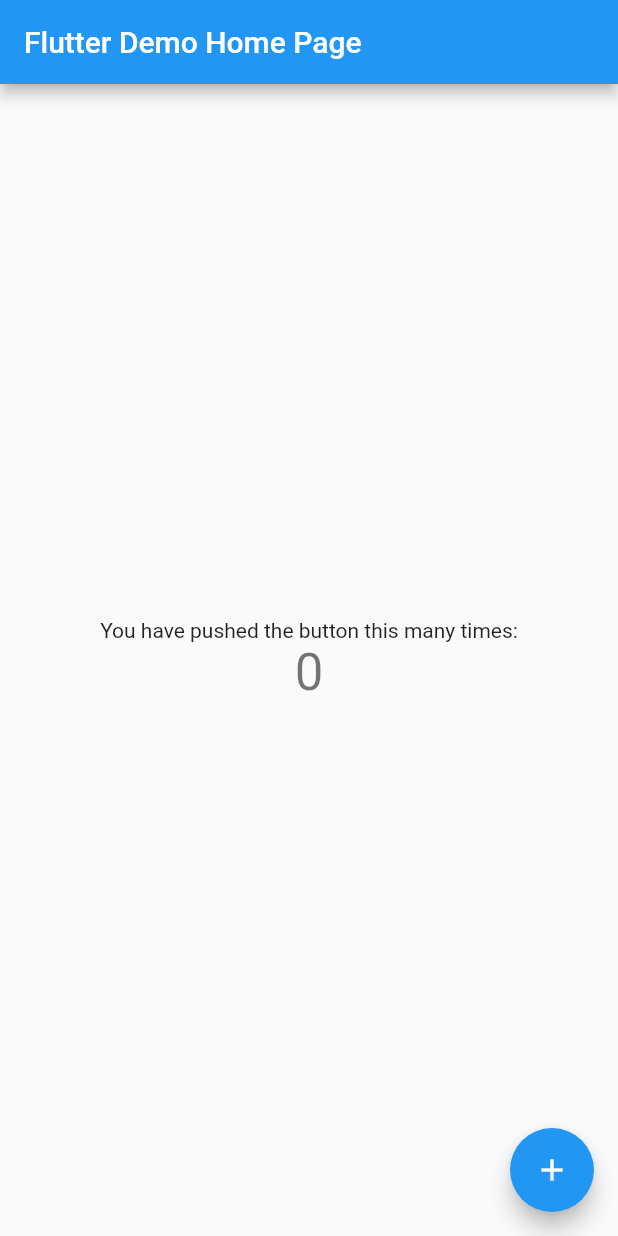
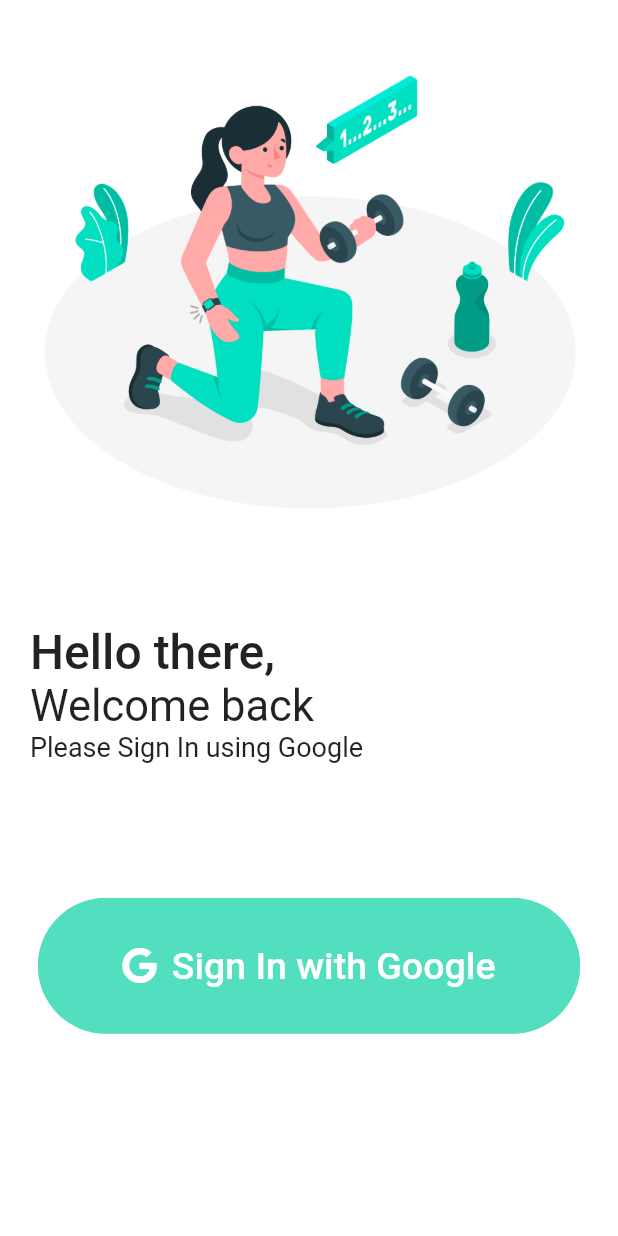
Before and after one commit to harshilgupta-dev/DR.Fit, a Flutter app: the screen it shows after launch, on a phone screen of 412 x 824 dp. Run offline on Flutter 3.47's test engine with Material 2 defaults, Android fonts, the phone set to English and light mode, and no system bars; our stand-ins replace firebase_auth, firebase_core, font_awesome_flutter, google_sign_in; accounts and stored records are empty.

Commit message:
implemented login screen using googleSignIn

```diff
--- a/lib/main.dart
+++ b/lib/main.dart
@@ -1,115 +1,33 @@
+import 'package:firebase_auth/firebase_auth.dart';
 import 'package:flutter/material.dart';
+import 'package:firebase_core/firebase_core.dart';
 
-void main() {
+import './screens/landin_screen.dart';
+import './utils/constants.dart';
+import 'package:dr_fit/screens/login_screen.dart';
+
+void main() async {
+  WidgetsFlutterBinding.ensureInitialized();
+  await Firebase.initializeApp();
   runApp(const MyApp());
 }
 
 class MyApp extends StatelessWidget {
   const MyApp({Key? key}) : super(key: key);
 
-  // This widget is the root of your application.
   @override
   Widget build(BuildContext context) {
     return MaterialApp(
-      title: 'Flutter Demo',
+      title: 'Fitness App',
+      debugShowCheckedModeBanner: false,
       theme: ThemeData(
-        // This is the theme of your application.
-        //
-        // Try running your application with "flutter run". You'll see the
-        // application has a blue toolbar. Then, without quitting the app, try
-        // changing the primarySwatch below to Colors.green and then invoke
-        // "hot reload" (press "r" in the console where you ran "flutter run",
-        // or simply save your changes to "hot reload" in a Flutter IDE).
-        // Notice that the counter didn't reset back to zero; the application
-        // is not restarted.
-        primarySwatch: Colors.blue,
+        primaryColorLight: Constants.primaryLight,
       ),
-      home: const MyHomePage(title: 'Flutter Demo Home Page'),
+      home: FirebaseAuth.instance.currentUser != null
+          ? LandingScreen(
+              user: FirebaseAuth.instance.currentUser,
+            )
+          : const LoginScreen(),
     );
   }
 }
-
-class MyHomePage extends StatefulWidget {
-  const MyHomePage({Key? key, required this.title}) : super(key: key);
-
-  // This widget is the home page of your application. It is stateful, meaning
-  // that it has a State object (defined below) that contains fields that affect
-  // how it looks.
-
-  // This class is the configuration for the state. It holds the values (in this
-  // case the title) provided by the parent (in this case the App widget) and
-  // used by the build method of the State. Fields in a Widget subclass are
-  // always marked "final".
-
-  final String title;
-
-  @override
-  State<MyHomePage> createState() => _MyHomePageState();
-}
-
-class _MyHomePageState extends State<MyHomePage> {
-  int _counter = 0;
-
-  void _incrementCounter() {
-    setState(() {
-      // This call to setState tells the Flutter framework that something has
-      // changed in this State, which causes it to rerun the build method below
-      // so that the display can reflect the updated values. If we changed
-      // _counter without calling setState(), then the build method would not be
-      // called again, and so nothing would appear to happen.
-      _counter++;
-    });
-  }
-
-  @override
-  Widget build(BuildContext context) {
-    // This method is rerun every time setState is called, for instance as done
-    // by the _incrementCounter method above.
-    //
-    // The Flutter framework has been optimized to make rerunning build methods
-    // fast, so that you can just rebuild anything that needs updating rather
-    // than having to individually change instances of widgets.
-    return Scaffold(
-      appBar: AppBar(
-        // Here we take the value from the MyHomePage object that was created by
-        // the App.build method, and use it to set our appbar title.
-        title: Text(widget.title),
-      ),
-      body: Center(
-        // Center is a layout widget. It takes a single child and positions it
-        // in the middle of the parent.
-        child: Column(
-          // Column is also a layout widget. It takes a list of children and
-          // arranges them vertically. By default, it sizes itself to fit its
-          // children horizontally, and tries to be as tall as its parent.
-          //
-          // Invoke "debug painting" (press "p" in the console, choose the
-          // "Toggle Debug Paint" action from the Flutter Inspector in Android
-          // Studio, or the "Toggle Debug Paint" command in Visual Studio Code)
-          // to see the wireframe for each widget.
-          //
-          // Column has various properties to control how it sizes itself and
-          // how it positions its children. Here we use mainAxisAlignment to
-          // center the children vertically; the main axis here is the vertical
-          // axis because Columns are vertical (the cross axis would be
-          // horizontal).
-          mainAxisAlignment: MainAxisAlignment.center,
-          children: <Widget>[
-            const Text(
-              'You have pushed the button this many times:',
-            ),
-            Text(
-              '$_counter',
-              style: Theme.of(context).textTheme.headline4,
-            ),
-          ],
-        ),
-      ),
-      floatingActionButton: FloatingActionButton(
-        onPressed: _incrementCounter,
-        tooltip: 'Increment',
-        child: const Icon(Icons.add),
-      ), // This trailing comma makes auto-formatting nicer for build methods.
-    );
-  }
-}
--- /dev/null
+++ b/lib/screens/login_screen.dart
@@ -0,0 +1,125 @@
+import 'package:firebase_auth/firebase_auth.dart';
+import 'package:flutter/material.dart';
+import 'package:font_awesome_flutter/font_awesome_flutter.dart';
+
+import 'package:dr_fit/screens/landin_screen.dart';
+import 'package:dr_fit/utils/authentication_service.dart';
+
+class LoginScreen extends StatefulWidget {
+  const LoginScreen({Key? key}) : super(key: key);
+
+  @override
+  State<LoginScreen> createState() => _LoginScreenState();
+}
+
+class _LoginScreenState extends State<LoginScreen> {
+  bool _loading = false;
+  @override
+  Widget build(BuildContext context) {
+    return SafeArea(
+      child: Scaffold(
+        backgroundColor: Colors.white,
+        body: Column(
+          crossAxisAlignment: CrossAxisAlignment.start,
+          children: [
+            // const Spacer(),
+            Center(
+              child: Image.asset(
+                'assets/images/1.jpg',
+                fit: BoxFit.cover,
+                width: MediaQuery.of(context).size.width * 0.9,
+                height: MediaQuery.of(context).size.height * 0.45,
+              ),
+            ),
+            const Spacer(),
+            Container(
+              margin: const EdgeInsets.only(left: 20),
+              child: Column(
+                crossAxisAlignment: CrossAxisAlignment.start,
+                children: const [
+                  Text(
+                    'Hello there,',
+                    textAlign: TextAlign.left,
+                    style: TextStyle(fontSize: 32, fontWeight: FontWeight.w500),
+                  ),
+                  Text(
+                    'Welcome back',
+                    style: TextStyle(
+                      fontSize: 29,
+                    ),
+                  ),
+                  Text(
+                    'Please Sign In using Google',
+                    style: TextStyle(
+                      fontSize: 18,
+                    ),
+                  ),
+                ],
+              ),
+            ),
+            const Spacer(
+              flex: 2,
+            ),
+            Center(
+              child: ClipRRect(
+                borderRadius: const BorderRadius.horizontal(
+                    left: Radius.circular(80), right: Radius.circular(80)),
+                child: _loading
+                    ? const CircularProgressIndicator()
+                    : ElevatedButton(
+                        style: ButtonStyle(
+                            backgroundColor: MaterialStateProperty.all(
+                                Theme.of(context).primaryColorLight)),
+                        onPressed: () async {
+                          setState(() {
+                            _loading = true;
+                          });
+
+                          User? user =
+                              await AuthenticationService.signInWithGoogle(
+                                  context: context);
+
+                          setState(() {
+                            _loading = false;
+                          });
+                          if (FirebaseAuth.instance.currentUser != null) {
+                            Navigator.of(context)
+                                .pushReplacement(MaterialPageRoute(
+                                    builder: (ctx) => LandingScreen(
+                                          user: user,
+                                        )));
+                          }
+                        },
+                        child: Container(
+                          alignment: Alignment.center,
+                          width: MediaQuery.of(context).size.width * 0.8,
+                          height: MediaQuery.of(context).size.height * 0.11,
+                          child: Row(
+                            mainAxisAlignment: MainAxisAlignment.center,
+                            children: const [
+                              FaIcon(
+                                FontAwesomeIcons.google,
+                              ),
+                              SizedBox(
+                                width: 10,
+                              ),
+                              Text(
+                                'Sign In with Google',
+                                textAlign: TextAlign.center,
+                                style: TextStyle(fontSize: 25),
+                              ),
+                            ],
+                          ),
+                        ),
+                      ),
+              ),
+            ),
+            const Spacer(
+              flex: 3,
+            )
+          ],
+        ),
+      ),
+    );
+  }
+}
--- /dev/null
+++ b/lib/utils/constants.dart
@@ -0,0 +1,5 @@
+import 'package:flutter/material.dart';
+
+class Constants {
+  static Color primaryLight = const Color.fromRGBO(81, 223, 192, 1);
+}
```
Also changed, not shown: lib/screens/landin_screen.dart (added, +50 -0 lines), lib/utils/authentication_service.dart (added, +58 -0 lines), pubspec.yaml (+8 -1 lines), assets/images/1.jpg (added), pubspec.lock, 3 other files.
